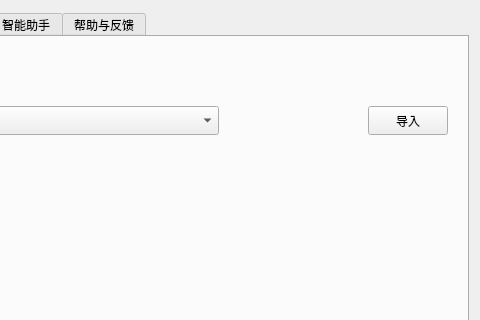
Old version of the form settingsdialog.ui in the repository Positron114514/GunShipVPet; both pictures show x 155 to 635 and y 0 to 320 of the 635 by 459 pixel window.
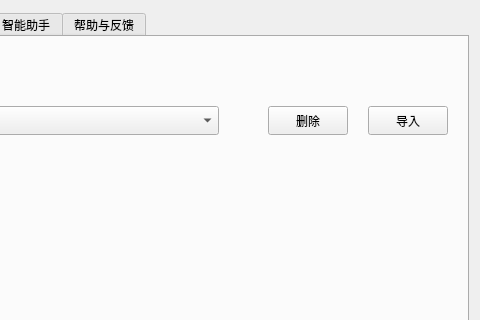
New version of the form. The open tabs and pages were chosen to show the change. Icons and pictures are not drawn. Custom widgets are drawn as their Qt base class.

Commit message: Feature: delete model is now available, fix some problems

Diff of the .ui file:
```diff
--- a/settingsdialog.ui
+++ b/settingsdialog.ui
@@ -299,6 +299,19 @@
         <string>导入</string>
        </property>
       </widget>
+      <widget class="QPushButton" name="deleteButton">
+       <property name="geometry">
+        <rect>
+         <x>410</x>
+         <y>69</y>
+         <width>80</width>
+         <height>29</height>
+        </rect>
+       </property>
+       <property name="text">
+        <string>删除</string>
+       </property>
+      </widget>
      </widget>
      <widget class="QWidget" name="LLMTab">
       <attribute name="title">
```
Left out of the diff: 2 changed lines with no effect on the pictures. The commit also changes 10 other files.
